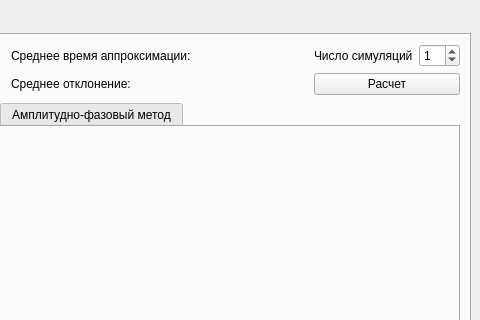
Qt form ui/main_window.ui (Zamarin-Alexey/diplom) before a commit; both pictures show x 349 to 829 and y 0 to 320 of the 829 by 706 pixel window.
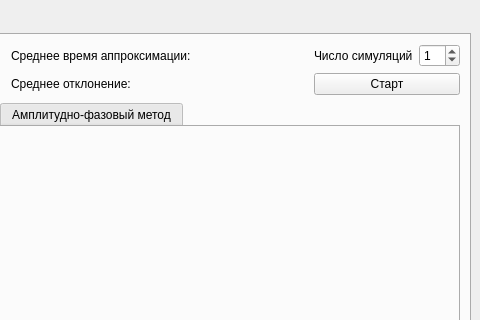
The same form after that commit.

```diff
--- a/ui/main_window.ui
+++ b/ui/main_window.ui
@@ -217,7 +217,7 @@
               <item>
                <widget class="QPushButton" name="submit_button">
                 <property name="text">
-                 <string>Расчет</string>
+                 <string>Старт</string>
                 </property>
                </widget>
               </item>
```
